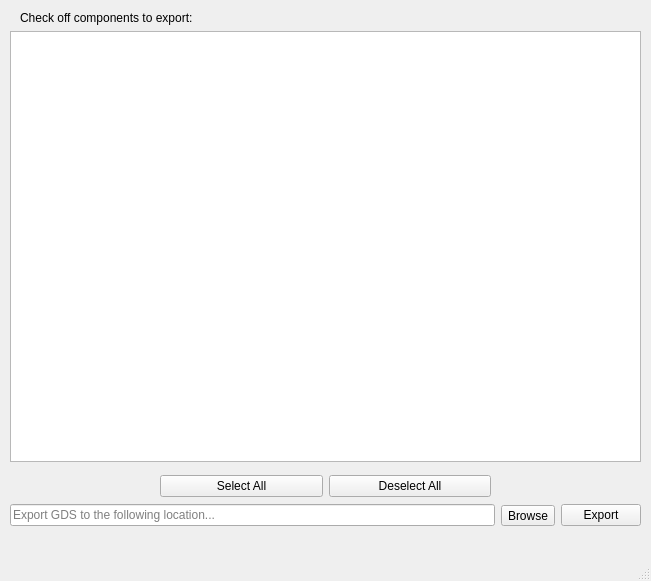
Old version of the form qiskit_metal/_gui/renderer_gds_ui.ui in the repository qiskit-community/qiskit-metal.
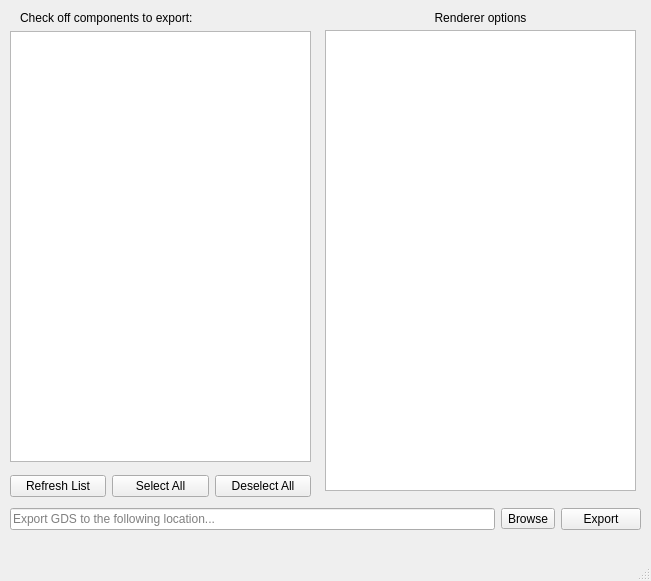
New version of the form. Icons and pictures are not drawn. Custom widgets are drawn as their Qt base class.

Commit message: Latest changes to GDS renderer button

The edit to the form file:
```diff
--- a/qiskit_metal/_gui/renderer_gds_ui.ui
+++ b/qiskit_metal/_gui/renderer_gds_ui.ui
@@ -20,7 +20,7 @@
       <x>10</x>
       <y>500</y>
       <width>631</width>
-      <height>31</height>
+      <height>38</height>
      </rect>
     </property>
     <layout class="QHBoxLayout" name="horizontalLayout" stretch="0,0,0">
@@ -79,13 +79,20 @@
    <widget class="QWidget" name="horizontalLayoutWidget_2">
     <property name="geometry">
      <rect>
-      <x>160</x>
+      <x>10</x>
       <y>470</y>
-      <width>331</width>
+      <width>301</width>
       <height>32</height>
      </rect>
     </property>
     <layout class="QHBoxLayout" name="horizontalLayout_4">
+     <item>
+      <widget class="QPushButton" name="refreshButton">
+       <property name="text">
+        <string>Refresh List</string>
+       </property>
+      </widget>
+     </item>
      <item>
       <widget class="QPushButton" name="selectAllButton">
        <property name="text">
@@ -107,11 +114,37 @@
      <rect>
       <x>10</x>
       <y>31</y>
-      <width>631</width>
+      <width>301</width>
       <height>431</height>
      </rect>
     </property>
    </widget>
+   <widget class="QTreeView_Base" name="treeView">
+    <property name="geometry">
+     <rect>
+      <x>325</x>
+      <y>30</y>
+      <width>311</width>
+      <height>461</height>
+     </rect>
+    </property>
+   </widget>
+   <widget class="QLabel" name="instructionsLabel_2">
+    <property name="geometry">
+     <rect>
+      <x>380</x>
+      <y>10</y>
+      <width>201</width>
+      <height>16</height>
+     </rect>
+    </property>
+    <property name="text">
+     <string>Renderer options</string>
+    </property>
+    <property name="alignment">
+     <set>Qt::AlignCenter</set>
+    </property>
+   </widget>
   </widget>
   <widget class="QMenuBar" name="menubar">
    <property name="geometry">
@@ -125,6 +158,13 @@
   </widget>
   <widget class="QStatusBar" name="statusbar"/>
  </widget>
+ <customwidgets>
+  <customwidget>
+   <class>QTreeView_Base</class>
+   <extends>QTreeView</extends>
+   <header>.tree_view_base</header>
+  </customwidget>
+ </customwidgets>
  <resources>
   <include location="main_window_rc.qrc"/>
  </resources>
```
Left out of the diff: 19 changed lines with no effect on the pictures. The commit also changes 6 other files.
